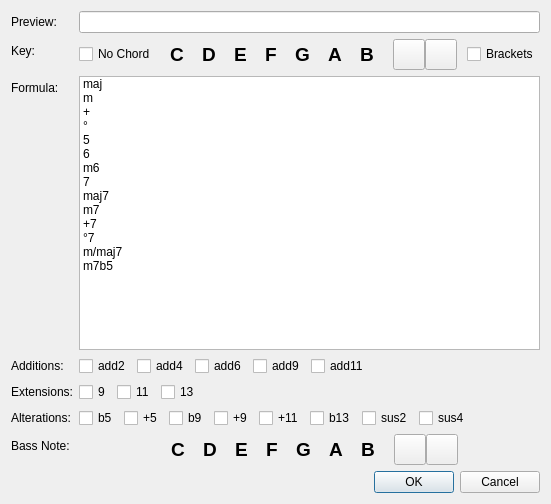
First picture: the form in source/dialogs/chordnamedialog.ui, repository powertab/powertabeditor, before the edit.
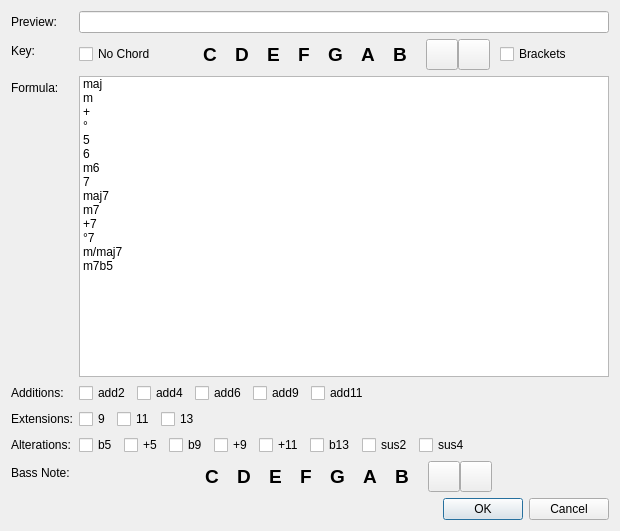
Second picture: the form after the edit. Icons and pictures are not drawn.

Commit message: Fix a couple of spacing issues.

```diff
--- a/source/dialogs/chordnamedialog.ui
+++ b/source/dialogs/chordnamedialog.ui
@@ -6,8 +6,8 @@
    <rect>
     <x>0</x>
     <y>0</y>
-    <width>551</width>
-    <height>504</height>
+    <width>620</width>
+    <height>531</height>
    </rect>
   </property>
   <property name="windowTitle">
@@ -335,7 +335,7 @@
        <property name="minimumSize">
         <size>
          <width>0</width>
-         <height>250</height>
+         <height>275</height>
         </size>
        </property>
        <item>
```
